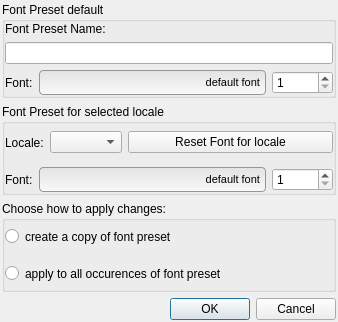
Qt form Tools/QuickEd/UI/editfontdialog.ui (xaoctech/dava.engine) before a commit.
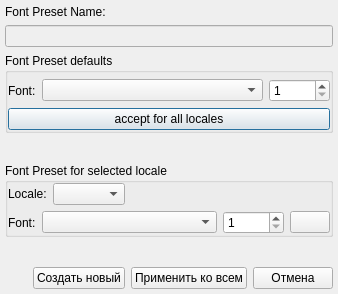
The same form after that commit.

Commit message: [DF-6262] implement applying font for any language

Patch:
```diff
--- a/Tools/QuickEd/UI/editfontdialog.ui
+++ b/Tools/QuickEd/UI/editfontdialog.ui
@@ -7,7 +7,7 @@
     <x>0</x>
     <y>0</y>
     <width>338</width>
-    <height>322</height>
+    <height>294</height>
    </rect>
   </property>
   <property name="windowTitle">
@@ -15,12 +15,29 @@
   </property>
   <layout class="QVBoxLayout" name="verticalLayout_2">
    <property name="margin">
-    <number>2</number>
+    <number>5</number>
    </property>
+   <item>
+    <widget class="QLabel" name="fontPresetNameLabel">
+     <property name="text">
+      <string>Font Preset Name:</string>
+     </property>
+    </widget>
+   </item>
+   <item>
+    <widget class="QLineEdit" name="lineEdit_fontPresetName">
+     <property name="enabled">
+      <bool>false</bool>
+     </property>
+     <property name="readOnly">
+      <bool>false</bool>
+     </property>
+    </widget>
+   </item>
    <item>
     <widget class="QGroupBox" name="fontPresetGroupBox">
      <property name="title">
-      <string>Font Preset default</string>
+      <string>Font Preset defaults</string>
      </property>
      <layout class="QVBoxLayout" name="verticalLayout_3">
       <property name="margin">
@@ -32,16 +49,6 @@
          <property name="margin">
           <number>0</number>
          </property>
-         <item>
-          <widget class="QLabel" name="fontPresetNameLabel">
-           <property name="text">
-            <string>Font Preset Name:</string>
-           </property>
-          </widget>
-         </item>
-         <item>
-          <widget class="QLineEdit" name="fontPresetNameLlineEdit"/>
-         </item>
         </layout>
        </widget>
       </item>
@@ -71,18 +78,10 @@
           </widget>
          </item>
          <item>
-          <widget class="QPushButton" name="fontSelectButton">
-           <property name="styleSheet">
-            <string notr="true">QPushButton {text-align:right; font-size: 11px; border-style: outset; border: 1px solid #969696; padding: 5px; border-radius: 4px; background-color: qlineargradient(x1: 0, y1: 0, x2: 0, y2: 1, stop: 0 #e3e3e3, stop: 1 #f9f9f9);} 
-QPushButton:pressed {background-color: qlineargradient(x1: 0, y1: 0, x2: 0, y2: 1, stop: 0 #7e7e7e, stop: 1 #f9f9f9); }</string>
-           </property>
-           <property name="text">
-            <string>default font</string>
-           </property>
-          </widget>
+          <widget class="QComboBox" name="comboBox_defaultFont"/>
          </item>
          <item>
-          <widget class="QSpinBox" name="fontSizeSpinBox">
+          <widget class="QSpinBox" name="spinBox_defaultFontSize">
            <property name="sizePolicy">
             <sizepolicy hsizetype="Maximum" vsizetype="Fixed">
              <horstretch>0</horstretch>
@@ -100,9 +99,29 @@
         </layout>
        </widget>
       </item>
+      <item>
+       <widget class="QPushButton" name="pushButton_resetFontForAllLocales">
+        <property name="text">
+         <string>accept for all locales</string>
+        </property>
+       </widget>
+      </item>
      </layout>
     </widget>
    </item>
+   <item>
+    <spacer name="verticalSpacer_2">
+     <property name="orientation">
+      <enum>Qt::Vertical</enum>
+     </property>
+     <property name="sizeHint" stdset="0">
+      <size>
+       <width>20</width>
+       <height>40</height>
+      </size>
+     </property>
+    </spacer>
+   </item>
    <item>
     <widget class="QGroupBox" name="localizedFontPresetGroupBox">
      <property name="sizePolicy">
@@ -138,7 +157,7 @@
           </widget>
          </item>
          <item>
-          <widget class="QComboBox" name="selectLocaleComboBox">
+          <widget class="QComboBox" name="comboBox_locale">
            <property name="sizePolicy">
             <sizepolicy hsizetype="Maximum" vsizetype="Fixed">
              <horstretch>0</horstretch>
@@ -148,11 +167,17 @@
           </widget>
          </item>
          <item>
-          <widget class="QPushButton" name="resetFontForLocalePushButton">
-           <property name="text">
-            <string>Reset Font for locale</string>
+          <spacer name="horizontalSpacer">
+           <property name="orientation">
+            <enum>Qt::Horizontal</enum>
            </property>
-          </widget>
+           <property name="sizeHint" stdset="0">
+            <size>
+             <width>40</width>
+             <height>20</height>
+            </size>
+           </property>
+          </spacer>
          </item>
         </layout>
        </widget>
@@ -183,18 +208,10 @@
           </widget>
          </item>
          <item>
-          <widget class="QPushButton" name="localizedFontSelectButton">
-           <property name="styleSheet">
-            <string notr="true">QPushButton {text-align:right; font-size: 11px; border-style: outset; border: 1px solid #969696; padding: 5px; border-radius: 4px; background-color: qlineargradient(x1: 0, y1: 0, x2: 0, y2: 1, stop: 0 #e3e3e3, stop: 1 #f9f9f9);} 
-QPushButton:pressed {background-color: qlineargradient(x1: 0, y1: 0, x2: 0, y2: 1, stop: 0 #7e7e7e, stop: 1 #f9f9f9); }</string>
-           </property>
-           <property name="text">
-            <string>default font</string>
-           </property>
-          </widget>
+          <widget class="QComboBox" name="comboBox_localizedFont"/>
          </item>
          <item>
-          <widget class="QSpinBox" name="localizedFontSizeSpinBox">
+          <widget class="QSpinBox" name="spinBox_localizedFontSize">
            <property name="sizePolicy">
             <sizepolicy hsizetype="Maximum" vsizetype="Fixed">
              <horstretch>0</horstretch>
@@ -209,6 +226,22 @@
            </property>
           </widget>
          </item>
+         <item>
+          <widget class="QPushButton" name="pushButton_resetLocaleFont">
+           <property name="sizePolicy">
+            <sizepolicy hsizetype="Maximum" vsizetype="Fixed">
+             <horstretch>0</horstretch>
+             <verstretch>0</verstretch>
+            </sizepolicy>
+           </property>
+           <property name="text">
+            <string/>
+           </property>
+           <property name="flat">
+            <bool>false</bool>
+           </property>
+          </widget>
+         </item>
         </layout>
        </widget>
       </item>
@@ -216,58 +249,58 @@
     </widget>
    </item>
    <item>
-    <widget class="QGroupBox" name="saveOptionsGroupBox">
-     <property name="title">
-      <string>Choose how to apply changes:</string>
-     </property>
-     <layout class="QVBoxLayout" name="verticalLayout_6">
-      <property name="margin">
-       <number>0</number>
-      </property>
-      <item>
-       <widget class="QRadioButton" name="createNewRadioButton">
-        <property name="sizePolicy">
-         <sizepolicy hsizetype="Minimum" vsizetype="Preferred">
-          <horstretch>0</horstretch>
-          <verstretch>0</verstretch>
-         </sizepolicy>
-        </property>
-        <property name="text">
-         <string>create a copy of font preset</string>
-        </property>
-       </widget>
-      </item>
-      <item>
-       <widget class="QRadioButton" name="applyToAllRadioButton">
-        <property name="sizePolicy">
-         <sizepolicy hsizetype="Minimum" vsizetype="Preferred">
-          <horstretch>0</horstretch>
-          <verstretch>0</verstretch>
-         </sizepolicy>
-        </property>
-        <property name="text">
-         <string>apply to all occurences of font preset</string>
-        </property>
-       </widget>
-      </item>
-     </layout>
-    </widget>
-   </item>
-   <item>
-    <widget class="QDialogButtonBox" name="buttonBox">
-     <property name="sizePolicy">
-      <sizepolicy hsizetype="Expanding" vsizetype="Maximum">
-       <horstretch>0</horstretch>
-       <verstretch>0</verstretch>
-      </sizepolicy>
-     </property>
+    <spacer name="verticalSpacer">
      <property name="orientation">
-      <enum>Qt::Horizontal</enum>
+      <enum>Qt::Vertical</enum>
      </property>
-     <property name="standardButtons">
-      <set>QDialogButtonBox::Cancel|QDialogButtonBox::Ok</set>
+     <property name="sizeHint" stdset="0">
+      <size>
+       <width>20</width>
+       <height>40</height>
+      </size>
      </property>
-    </widget>
+    </spacer>
+   </item>
+   <item>
+    <layout class="QHBoxLayout" name="horizontalLayout_4">
+     <item>
+      <spacer name="horizontalSpacer_2">
+       <property name="orientation">
+        <enum>Qt::Horizontal</enum>
+       </property>
+       <property name="sizeType">
+        <enum>QSizePolicy::Expanding</enum>
+       </property>
+       <property name="sizeHint" stdset="0">
+        <size>
+         <width>0</width>
+         <height>0</height>
+        </size>
+       </property>
+      </spacer>
+     </item>
+     <item>
+      <widget class="QPushButton" name="pushButton_createNew">
+       <property name="text">
+        <string>Создать новый</string>
+       </property>
+      </widget>
+     </item>
+     <item>
+      <widget class="QPushButton" name="pushButton_applyToAll">
+       <property name="text">
+        <string>Применить ко всем</string>
+       </property>
+      </widget>
+     </item>
+     <item>
+      <widget class="QPushButton" name="pushButton_cancel">
+       <property name="text">
+        <string>Отмена</string>
+       </property>
+      </widget>
+     </item>
+    </layout>
    </item>
   </layout>
  </widget>
```
Left out of the diff: 38 changed lines with no effect on the pictures. The commit also changes 7 other files.
